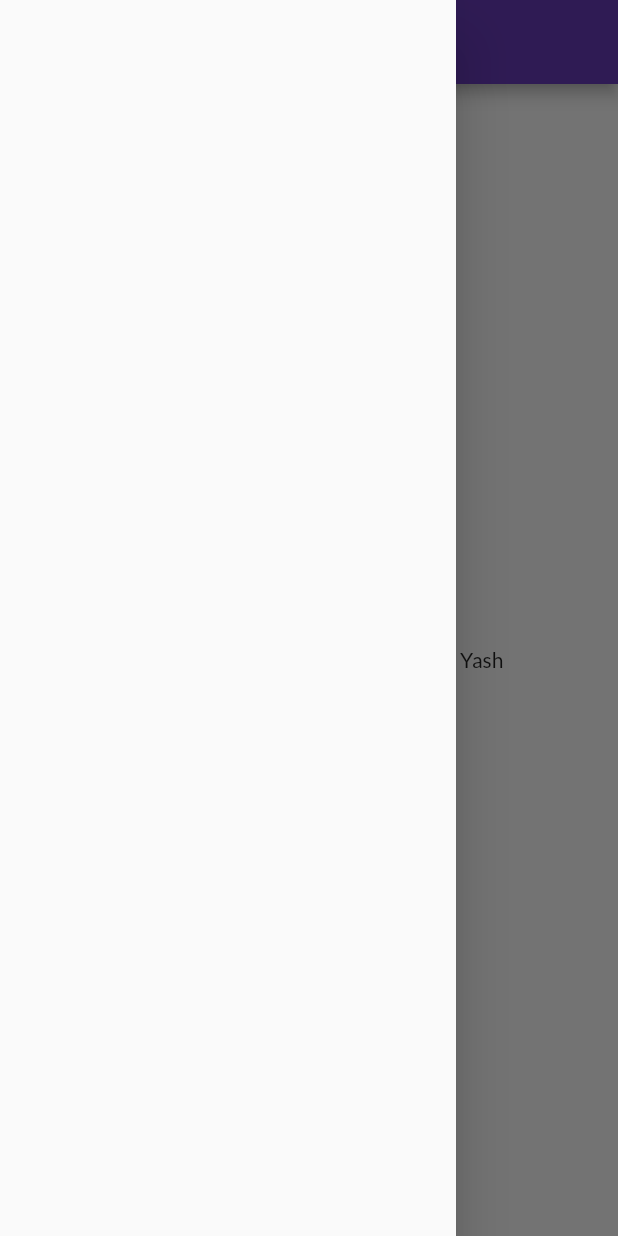
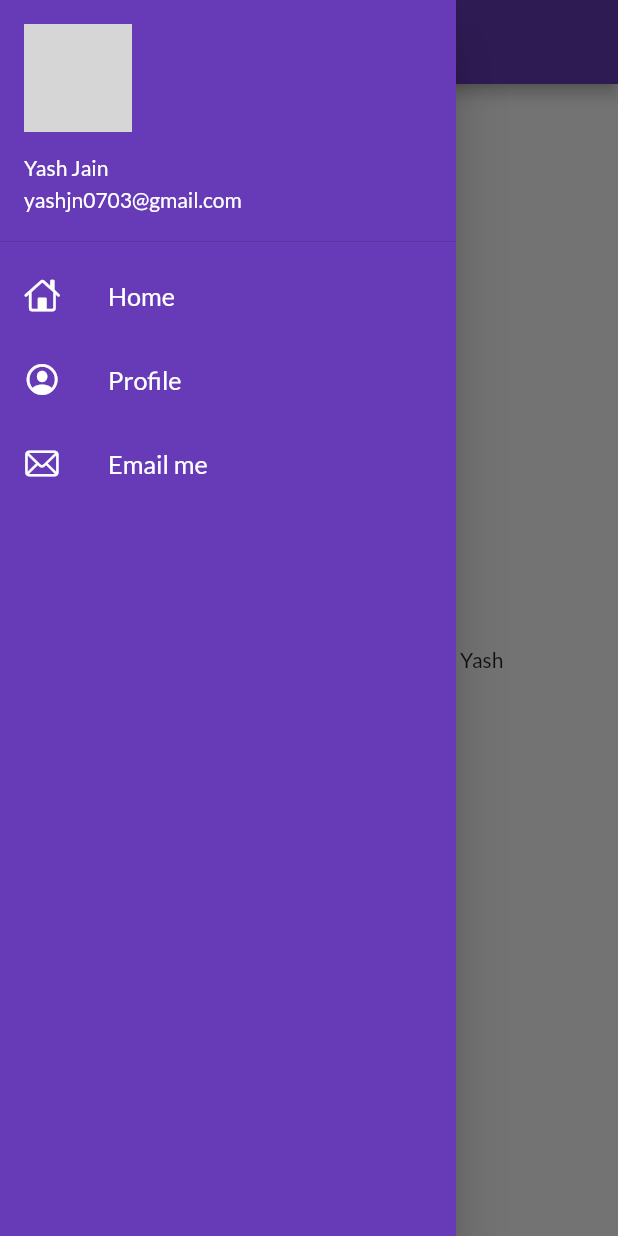
Before and after one commit to yashjn0703/learnFlutter, a Flutter app: the HomePage screen opened by its route, with the side drawer open, on a phone screen of 412 x 824 dp. Run offline on Flutter 3.47's test engine with Material 2 defaults, Android fonts, the light colour scheme and no system bars; our stand-ins replace google_fonts; missing offline and left inert: dart:ffi; network calls fail; grey boxes are pictures that could not be loaded.

Commit message:
"Day 9 completed"

```diff
--- a/lib/main.dart
+++ b/lib/main.dart
@@ -22,12 +22,13 @@ class MyApp extends StatelessWidget {
           primarySwatch: Colors.deepPurple,
       fontFamily: GoogleFonts.lato().fontFamily,
       ),
+      debugShowCheckedModeBanner: false,
       darkTheme: ThemeData(
         brightness: Brightness.dark,
       ),
       initialRoute: "/",
       routes: {
-        "/" : (context) => LoginPage(),
+        "/" : (context) => HomePage(),
         MyRoutes.homeRoute: (context) => HomePage(),
         MyRoutes.loginRoute: (context) => HomePage(),
       },
--- a/lib/pages/home_page.dart
+++ b/lib/pages/home_page.dart
@@ -1,4 +1,5 @@
 import 'package:flutter/material.dart';
+import 'package:test_one/widgets/drawer.dart';
 
 class HomePage extends StatelessWidget {
 
@@ -17,7 +18,8 @@ class HomePage extends StatelessWidget {
           child: Container(
             child: Text("Welcome to $days life transformation by $name"),
           )),
-    drawer: Drawer(),
+
+      drawer: MyDrawer(),
     );
   }
 }
--- /dev/null
+++ b/lib/widgets/drawer.dart
@@ -0,0 +1,60 @@
+import 'package:flutter/cupertino.dart';
+import 'package:flutter/material.dart';
+
+
+class MyDrawer extends StatelessWidget {
+  const MyDrawer({Key? key}) : super(key: key);
+
+  @override
+  Widget build(BuildContext context) {
+    final imageUrl = "https://media.licdn.com/dms/image/D4D03AQGsbqZBCTsfkA/profile-displayphoto-shrink_400_400/0/1670831391356?e=1691625600&v=beta&t=-kvaEbWYO8i_9OIk2A_tyDfMioEAvEVjuLeDozbYeiI";
+    return Drawer(
+      child: Container(
+        color: Colors.deepPurple,
+        child: ListView(
+          padding: EdgeInsets.zero,
+          children: [
+            DrawerHeader(
+              padding: EdgeInsets.zero,
+              child: UserAccountsDrawerHeader(
+                  margin: EdgeInsets.zero,
+                  accountName: Text("Yash Jain"),
+                  accountEmail: Text("yashjn0703@gmail.com"),
+                  currentAccountPicture: CircleAvatar(
+                    backgroundImage: NetworkImage(imageUrl),
+                  )
+              ),),
+            ListTile(
+              leading: Icon(CupertinoIcons.home, color: Colors.white,),
+              title: Text(
+                  "Home",
+              textScaleFactor: 1.2,
+              style: TextStyle(
+                color: Colors.white
+              ),),
+            ),
+            ListTile(
+              leading: Icon(CupertinoIcons.profile_circled, color: Colors.white,),
+              title: Text(
+                "Profile",
+                textScaleFactor: 1.2,
+                style: TextStyle(
+                    color: Colors.white
+                ),),
+            ),
+            ListTile(
+              leading: Icon(CupertinoIcons.mail, color: Colors.white,),
+              title: Text(
+                "Email me",
+                textScaleFactor: 1.2,
+                style: TextStyle(
+                    color: Colors.white
+                ),),
+            ),
+          ],
+        ),
+      )
+    );
+
+  }
+}
```
Also changed, not shown: lib/home.txt (added, +37 -0 lines), assets/images/hey.png (added).
